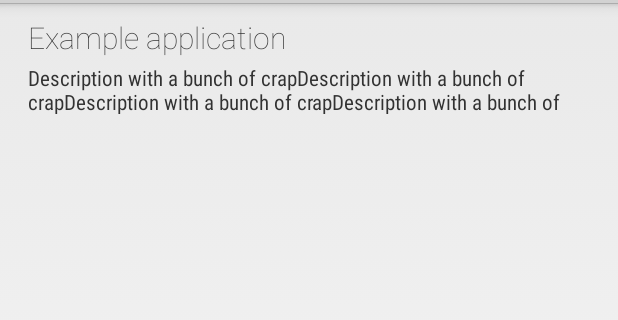
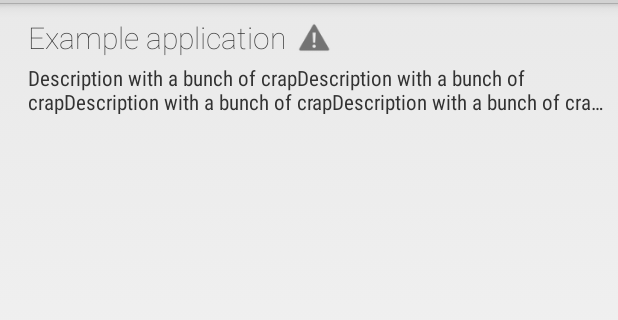
Before and after one commit to adgad/tube-status, an Android app: the layout list_item.xml on its own in the app's theme, with its tools: preview values and no code run, on a phone screen of 412 x 824 dp, the part 69-389 px from its top. Run offline under Robolectric (Android 15) with nearby library versions, the phone set to English and light mode, and no system bars.

Commit message:
fixed a bunch of stuff, and released

```diff
--- a/TflStatus/src/main/AndroidManifest.xml
+++ b/TflStatus/src/main/AndroidManifest.xml
@@ -1,8 +1,8 @@
 <?xml version="1.0" encoding="utf-8"?>
 <manifest xmlns:android="http://schemas.android.com/apk/res/android"
     package="com.adgad.tflstatus"
-    android:versionCode="1"
-    android:versionName="1.0" >
+    android:versionCode="5"
+    android:versionName="1.0.2" >
 
     <uses-sdk
         android:minSdkVersion="12"
--- a/TflStatus/src/main/java/com/adgad/tflstatus/StatusArrayAdapter.java
+++ b/TflStatus/src/main/java/com/adgad/tflstatus/StatusArrayAdapter.java
@@ -40,6 +40,7 @@ public class StatusArrayAdapter extends ArrayAdapter<Status> {
         TextView topRow = (TextView) rowView.findViewById(R.id.firstLine);
         TextView bottomRow = (TextView) rowView.findViewById(R.id.secondLine);
         ImageView img = (ImageView) rowView.findViewById(R.id.icon);
+        ImageView alertIcon = (ImageView) rowView.findViewById(R.id.problem_icon);
 
         // 4. Set the text for textView
         String statusName = statusArrayList.get(position).getName();
@@ -47,7 +48,10 @@ public class StatusArrayAdapter extends ArrayAdapter<Status> {
         bottomRow.setText(statusArrayList.get(position).getFullDetails());
         String colorId = statusName.toLowerCase().replaceAll("\\s+","");
         img.setBackgroundColor(context.getResources().getColor(context.getResources().getIdentifier(colorId, "color", "com.adgad.tflstatus")));
-
+        String statusShort = statusArrayList.get(position).getStatus();
+        if(statusShort.equals("Good Service")) {
+            alertIcon.setVisibility(View.GONE);
+        }
 
         // 5. return rowView
         return rowView;
--- a/TflStatus/src/main/res/layout/list_item.xml
+++ b/TflStatus/src/main/res/layout/list_item.xml
@@ -17,23 +17,22 @@
 
     <TextView
         android:id="@+id/secondLine"
-        android:layout_width="fill_parent"
+        android:layout_width="wrap_content"
         android:layout_height="34dip"
         android:layout_alignParentBottom="true"
-        android:layout_alignParentRight="true"
         android:layout_toRightOf="@id/icon"
-        android:ellipsize="marquee"
+        android:ellipsize="end"
         android:singleLine="false"
+        android:maxLines="2"
         android:fontFamily="sans-serif-condensed"
         android:text="Description with a bunch of crapDescription with a bunch of crapDescription with a bunch of crapDescription with a bunch of crapDescription with a bunch of crapDescription with a bunch of crapDescription with a bunch of crap"
         android:textSize="14sp" />
 
     <TextView
         android:id="@+id/firstLine"
-        android:layout_width="fill_parent"
+        android:layout_width="wrap_content"
         android:layout_height="wrap_content"
         android:layout_above="@id/secondLine"
-        android:layout_alignParentRight="true"
         android:layout_alignParentTop="true"
         android:layout_alignWithParentIfMissing="true"
         android:layout_toRightOf="@id/icon"
@@ -42,4 +41,14 @@
         android:text="Example application"
         android:textSize="20sp" />
 
+    <ImageView
+        android:id="@+id/problem_icon"
+        android:layout_width="wrap_content"
+        android:layout_height="fill_parent"
+        android:padding="3dip"
+        android:contentDescription="TODO"
+        android:src="@drawable/ic_dialog_alert_holo_light"
+        android:layout_alignParentTop="true"
+        android:layout_toRightOf="@+id/firstLine"
+        android:layout_above="@+id/secondLine" />
 </RelativeLayout>
```
Also changed, not shown: TflStatus/src/main/java/com/adgad/tflstatus/Status.java (+4 -4 lines), TflStatus/src/main/java/com/adgad/tflstatus/StatusActivity.java (+13 -1 lines), TflStatus/src/main/res/drawable-hdpi/ic_dialog_alert_holo_light.png (added), TflStatus/src/main/res/drawable-hdpi/ic_launcher.png, TflStatus/src/main/res/drawable-mdpi/ic_dialog_alert_holo_light.png (added), TflStatus/src/main/res/drawable-mdpi/ic_launcher.png, TflStatus/src/main/res/drawable-xhdpi/ic_dialog_alert_holo_light.png (added), TflStatus/src/main/res/drawable-xhdpi/ic_launcher.png, TflStatus/src/main/res/drawable-xxhdpi/ic_dialog_alert_holo_light.png (added), TflStatus/src/main/res/drawable-xxhdpi/ic_launcher.png, 35 other files.
